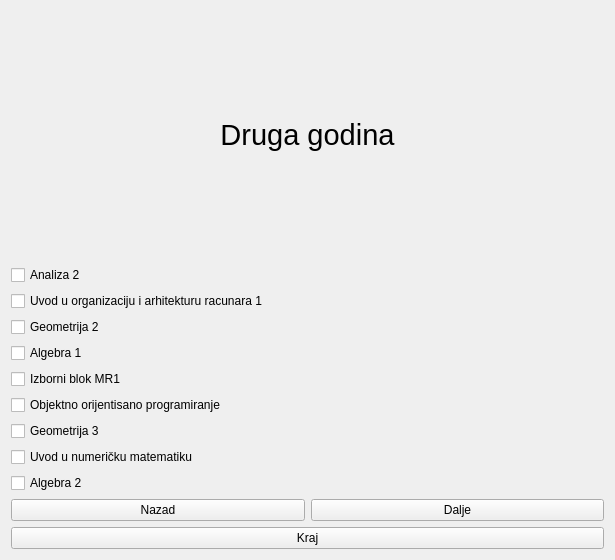
Above: Planer/MatfPlaner/forms/SecondYearMR.ui from stenjo1/MATF_Planner before the change. Below: the same form after it.
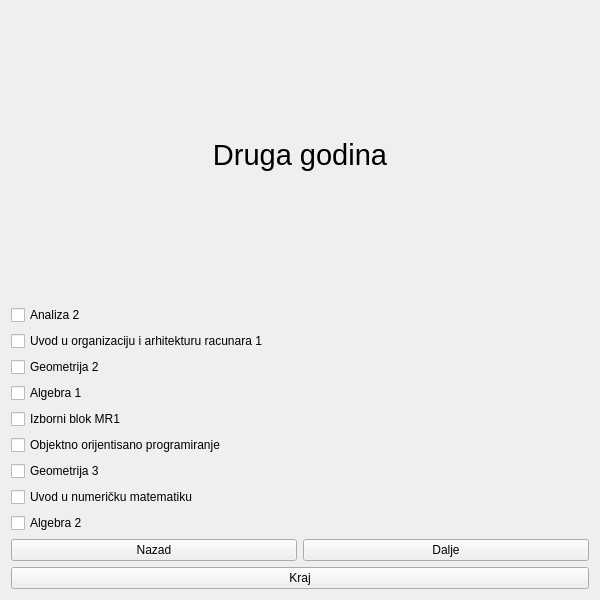
That is the form after the change.

```diff
--- a/Planer/MatfPlaner/forms/SecondYearMR.ui
+++ b/Planer/MatfPlaner/forms/SecondYearMR.ui
@@ -6,8 +6,8 @@
    <rect>
     <x>0</x>
     <y>0</y>
-    <width>615</width>
-    <height>560</height>
+    <width>600</width>
+    <height>600</height>
    </rect>
   </property>
   <property name="windowTitle">
```
